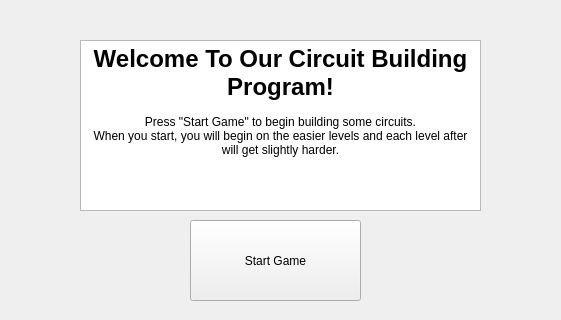
This is CircuitBuilder/mainwindow.ui in lilzooty/IzziLab as Qt 5 draws it before an edit; both pictures show x 137 to 698 and y 0 to 320 of the 800 by 600 pixel window. The edited form follows.
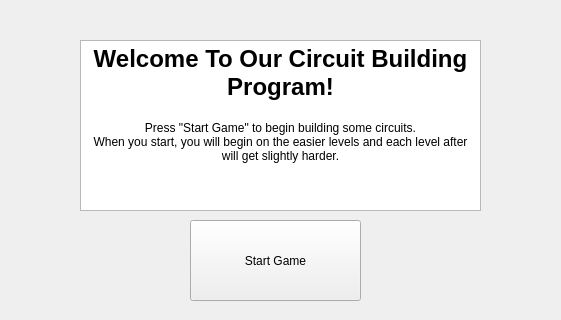
This is the edited form. Icons and pictures are not drawn.

Commit message: buttons stay in their correct location.

```diff
--- a/CircuitBuilder/mainwindow.ui
+++ b/CircuitBuilder/mainwindow.ui
@@ -43,8 +43,8 @@
 hr { height: 1px; border-width: 0; }
 li.unchecked::marker { content: &quot;\2610&quot;; }
 li.checked::marker { content: &quot;\2612&quot;; }
-&lt;/style&gt;&lt;/head&gt;&lt;body style=&quot; font-family:'Segoe UI'; font-size:9pt; font-weight:400; font-style:normal;&quot;&gt;
-&lt;p align=&quot;center&quot; style=&quot; margin-top:0px; margin-bottom:0px; margin-left:0px; margin-right:0px; -qt-block-indent:0; text-indent:0px;&quot;&gt;&lt;span style=&quot; font-size:18pt; font-weight:700;&quot;&gt;Welcome To Our Circuit Building Program!&lt;/span&gt;&lt;br /&gt;&lt;br /&gt;Press &amp;quot;Start Game&amp;quot; to begin building some circuits.&lt;br /&gt;When you start, you will begin on the easier levels and each level after will get slightly harder.&lt;/p&gt;&lt;/body&gt;&lt;/html&gt;</string>
+&lt;/style&gt;&lt;/head&gt;&lt;body style=&quot; font-family:'.AppleSystemUIFont'; font-size:13pt; font-weight:400; font-style:normal;&quot;&gt;
+&lt;p align=&quot;center&quot; style=&quot; margin-top:0px; margin-bottom:0px; margin-left:0px; margin-right:0px; -qt-block-indent:0; text-indent:0px;&quot;&gt;&lt;span style=&quot; font-family:'Segoe UI'; font-size:18pt; font-weight:700;&quot;&gt;Welcome To Our Circuit Building Program!&lt;/span&gt;&lt;span style=&quot; font-family:'Segoe UI'; font-size:9pt;&quot;&gt;&lt;br /&gt;&lt;br /&gt;Press &amp;quot;Start Game&amp;quot; to begin building some circuits.&lt;br /&gt;When you start, you will begin on the easier levels and each level after will get slightly harder.&lt;/span&gt;&lt;/p&gt;&lt;/body&gt;&lt;/html&gt;</string>
     </property>
    </widget>
    <widget class="QPushButton" name="EvaluateButton">
```
Left out of the diff: 24 changed lines with no effect on the pictures. The commit also changes 4 other files.
